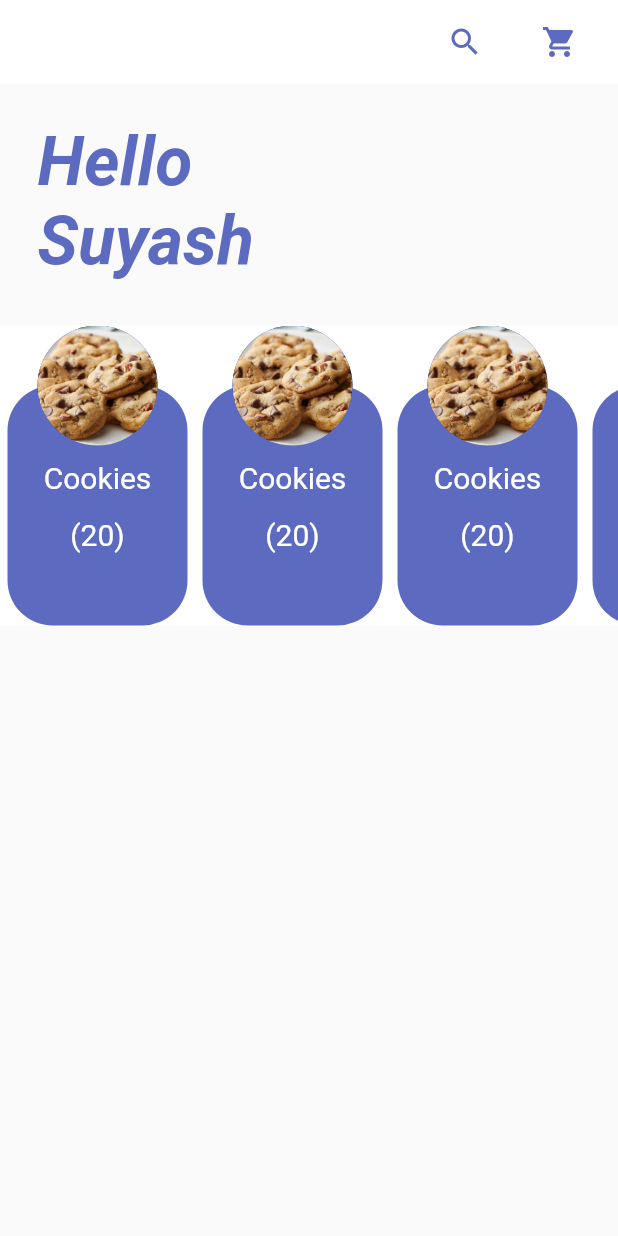
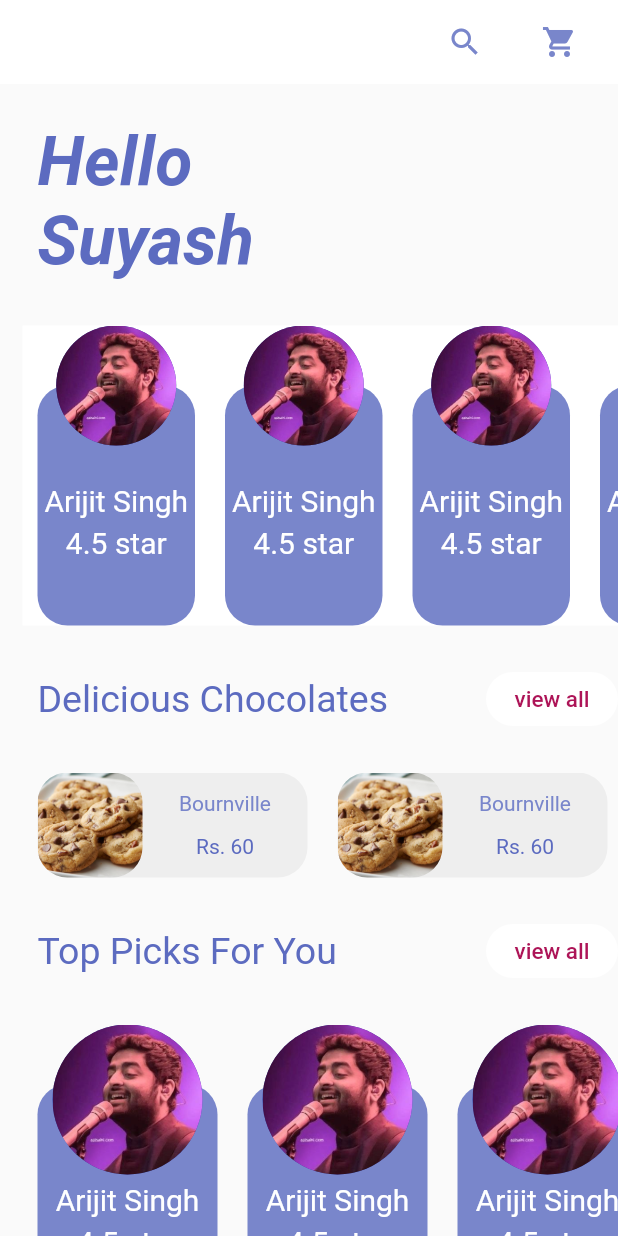
Before and after one commit to sssash18/Bake2Home, a Flutter app: the screen it shows after launch, on a phone screen of 412 x 824 dp. Run offline on Flutter 3.47's test engine with Material 2 defaults, Android fonts, the phone set to English and light mode, and no system bars.

Commit message:
Done seller profile on home

```diff
--- a/lib/constants.dart
+++ b/lib/constants.dart
@@ -1,5 +1,11 @@
+
 import 'package:flutter/material.dart';
 
-Color base = Colors.indigo[400];
+Color base = Colors.indigo[300];
 Color white = Colors.white;
-Color text = Colors.indigo;
+Color text = Colors.indigo[400];
+Color button = Colors.pink[800];
+Color pastry = Colors.grey[200];
+double head = 25.0;
+double sideButton = 15.0;
+double border = 20.0;
--- /dev/null
+++ b/lib/screens/SellerTile.dart
@@ -0,0 +1,9 @@
+import 'package:bake2home/widgets/HomeTile.dart';
+import 'package:flutter/material.dart';
+
+class SellerTile extends StatelessWidget {
+  @override
+  Widget build(BuildContext context) {
+    return HomeTile();
+  }
+}
--- a/lib/screens/homepage.dart
+++ b/lib/screens/homepage.dart
@@ -1,6 +1,10 @@
+import 'package:bake2home/screens/SellerTile.dart';
 import 'package:flutter/material.dart';
 import 'package:bake2home/constants.dart';
 import 'package:bake2home/widgets/HomeTile.dart';
+import 'package:bake2home/widgets/HomeHeading.dart';
+
+import 'package:bake2home/widgets/PastryTile.dart';
 
 class HomePage extends StatelessWidget {
   @override
@@ -27,8 +31,8 @@ class HomePage extends StatelessWidget {
           )
         ],
       ),
-      body: Column(
-
+      body: SingleChildScrollView(
+          child: Column(
           children: <Widget>[
             Padding(
               padding: EdgeInsets.fromLTRB(25.0, 25.0, 0, 30.0),
@@ -37,7 +41,7 @@ class HomePage extends StatelessWidget {
                   child: Text(
                   'Hello\nSuyash',
                   style: TextStyle(
-                  color: base,
+                    color: text,
                     fontSize: 45.0,
                     fontStyle: FontStyle.italic,
                     fontWeight: FontWeight.bold,
@@ -46,18 +50,44 @@ class HomePage extends StatelessWidget {
               ),
             ),
             Container(
+              margin: EdgeInsets.fromLTRB(15.0, 0.0, 0.0, 0.0),
               height: 200.0,
               color: white,
               child: ListView.builder(
                 scrollDirection: Axis.horizontal,
                 itemCount: 5,
                 itemBuilder: (BuildContext context, int index){
-                return HomeTile();
+                  return HomeTile(height: 200.0,width: 105.0,radius: 40.0,);
                 }
               ),
+            ),
+            Homeheading(heading: "Delicious Chocolates"),
+            Container(
+              height: 70.0,
+              margin: EdgeInsets.fromLTRB(15.0, 0, 0, 0),
+              child: ListView.builder(
+                scrollDirection: Axis.horizontal,
+                itemCount: 5,
+                itemBuilder: (BuildContext context,int index){
+                  return PastryTile();
+                }
+              ),
+            ),
+            Homeheading(heading:'Top Picks For You'),
+            Container(
+              margin: EdgeInsets.fromLTRB(15.0, 0.0, 0.0, 0.0),
+              height: 200.0,
+              child: ListView.builder(
+                scrollDirection: Axis.horizontal,
+                itemCount: 5,
+                itemBuilder: (BuildContext context,int index){
+                  return HomeTile(height: 140,width:120,radius: 50.0,);
+                }
+              )
             )
 
           ],
+        ),
       )
     );
   }
--- /dev/null
+++ b/lib/widgets/HomeHeading.dart
@@ -0,0 +1,43 @@
+import 'package:flutter/material.dart';
+import 'package:bake2home/constants.dart';
+
+class Homeheading extends StatelessWidget {
+  final String heading;
+  Homeheading({this.heading});
+  @override
+  Widget build(BuildContext context) {
+    return Container(
+        margin: EdgeInsets.fromLTRB(25.0, 25.0, 0.0, 25.0),
+        alignment: Alignment.topLeft,
+        child: Row(
+        mainAxisAlignment: MainAxisAlignment.spaceBetween,
+        children: <Widget>[
+          Text(
+          this.heading,
+          style : TextStyle(
+            color: text,
+            fontSize: head,
+          )
+          ),
+          Align(
+              alignment: Alignment.centerRight,
+              child: FlatButton(
+              shape: RoundedRectangleBorder(
+                borderRadius: BorderRadius.circular(20.0)
+              ),
+              child: Text(
+                'view all',
+                style: TextStyle(
+                  color: button,
+                  fontSize: sideButton,
+                )
+              ),
+              onPressed: (){},
+              color: white,
+            ),
+          )
+        ]
+        ),
+    );
+  }
+}
--- a/lib/widgets/HomeTile.dart
+++ b/lib/widgets/HomeTile.dart
@@ -1,10 +1,12 @@
 import 'package:bake2home/constants.dart';
 import 'package:flutter/material.dart';
-
 class HomeTile extends StatefulWidget {
+  final double height,width,radius;
+  HomeTile({this.height,this.width,this.radius}) ;
   @override
   _HomeTileState createState() => _HomeTileState();
 }
+
 
 class _HomeTileState extends State<HomeTile> {
   @override
@@ -14,28 +16,28 @@ class _HomeTileState extends State<HomeTile> {
           Container(
             decoration: BoxDecoration(
               color: base,
-              borderRadius: BorderRadius.circular(30.0),
+              borderRadius: BorderRadius.circular(border),
             ),
-            margin: EdgeInsets.fromLTRB(5.0, 40.0, 5.0, 0.0),
-            height: 200.0,
-            width: 120.0,
+            margin: EdgeInsets.fromLTRB(10.0, 40.0, 10.0, 0.0),
+            height: widget.height,
+            width: widget.width,
             child: Container(
               alignment: Alignment.topCenter,
-              margin: EdgeInsets.fromLTRB(0.0, 50.0, 0.0, 0.0),
+              margin: EdgeInsets.fromLTRB(0.0, 65.0, 0.0, 0.0),
               child: Column(
                 children:<Widget>[
                   Text(
-                    'Cookies',
+                    'Arijit Singh',
                     style: TextStyle(
                       color: white,
                       fontSize: 20.0,
                     )
                   ),
                   SizedBox(
-                    height: 15.0,
+                    height: 5.0,
                   ),
                   Text(
-                    '(20)',
+                    '4.5 star',
                     style: TextStyle(
                       color: white,
                       fontSize: 20.0,
@@ -46,14 +48,14 @@ class _HomeTileState extends State<HomeTile> {
             ),
             ),
             Container(
-                margin: EdgeInsets.fromLTRB(5.0, 0.0, 5.0, 0.0),
-                height:200.0,
-                width: 120.0,
+                margin: EdgeInsets.fromLTRB(10.0, 0.0, 10.0, 0.0),
+                height:widget.height,
+                width: widget.width,
                 child:Align(
                   alignment: Alignment.topCenter,
                   child: CircleAvatar(
-                    radius: 40.0,
-                    backgroundImage: AssetImage("assets/images/cookie.jpeg"),
+                    radius: widget.radius,
+                    backgroundImage: AssetImage("assets/images/profile.jpg"),
                   ),
                 )
               ),
--- /dev/null
+++ b/lib/widgets/PastryTile.dart
@@ -0,0 +1,57 @@
+import 'package:flutter/material.dart';
+import 'package:bake2home/constants.dart';
+
+
+class PastryTile extends StatelessWidget {
+  @override
+  Widget build(BuildContext context) {
+    return  Container(
+      margin: EdgeInsets.fromLTRB(10.0, 0.0, 10.0, 0.0),
+      height: 70.0,
+      width: 180.0,
+      decoration: BoxDecoration(
+        color: pastry,
+        borderRadius: BorderRadius.circular(border),
+      ),
+      child: Stack(
+        children:<Widget>[
+          Container(
+          height: 70.0,
+          width: 70.0,
+          decoration: BoxDecoration(
+            borderRadius: BorderRadius.circular(border),
+            image: DecorationImage(
+              fit: BoxFit.cover,
+              image: AssetImage("assets/images/cookie.jpeg")
+            ),
+            )
+          ),
+          Container(
+            margin: EdgeInsets.fromLTRB(70.0, 0, 0, 0),
+            alignment: Alignment.center,
+            child: Column(
+              mainAxisAlignment: MainAxisAlignment.spaceEvenly,
+              children:<Widget>[
+              Text(
+                'Bournville',
+                style: TextStyle(
+                color: base,
+                )
+              ),
+              Text(
+                'Rs. 60',
+                style: TextStyle(
+                color: text,
+                )
+              ),
+              ]
+            ),
+          )
+        ]
+      ),
+    );
+
+
+
+  }
+}
```
Also changed, not shown: assets/images/profile.jpg (added). Lines whose indentation alone changed are shown as unchanged.
